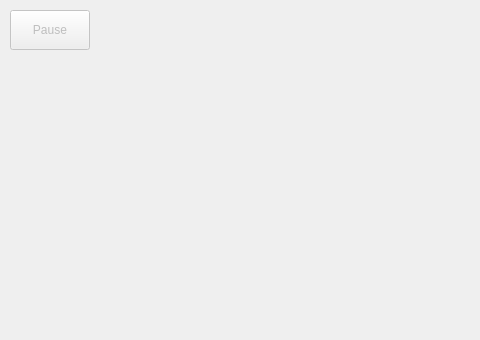
Above: QtApplication/mainWindow.ui from RTEP-zero-to-one/FacialDecoration before the change; both pictures show x 0 to 480 and y 167 to 507 of the 1100 by 800 pixel window. Below: the same form after it.
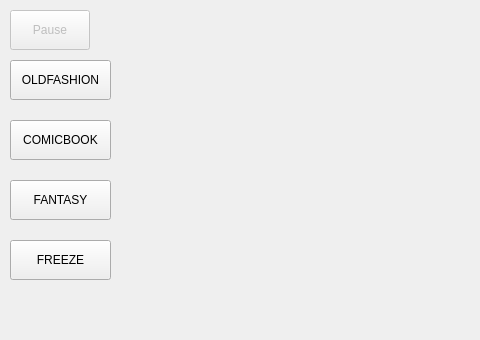
That is the form after the change.

Commit message: paint filter button UI

What changed in the file:
```diff
--- a/QtApplication/mainWindow.ui
+++ b/QtApplication/mainWindow.ui
@@ -49,10 +49,10 @@
    <widget class="QLabel" name="cameraShow">
     <property name="geometry">
      <rect>
-      <x>100</x>
+      <x>120</x>
       <y>90</y>
-      <width>800</width>
-      <height>600</height>
+      <width>781</width>
+      <height>581</height>
      </rect>
     </property>
     <property name="frameShape">
@@ -221,6 +221,70 @@
      <string>label2</string>
     </property>
    </widget>
+   <widget class="QPushButton" name="filter_OLDFASHION">
+    <property name="enabled">
+     <bool>true</bool>
+    </property>
+    <property name="geometry">
+     <rect>
+      <x>10</x>
+      <y>210</y>
+      <width>101</width>
+      <height>40</height>
+     </rect>
+    </property>
+    <property name="text">
+     <string>OLDFASHION</string>
+    </property>
+   </widget>
+   <widget class="QPushButton" name="filter_COMICBOOK">
+    <property name="enabled">
+     <bool>true</bool>
+    </property>
+    <property name="geometry">
+     <rect>
+      <x>10</x>
+      <y>270</y>
+      <width>101</width>
+      <height>40</height>
+     </rect>
+    </property>
+    <property name="text">
+     <string>COMICBOOK</string>
+    </property>
+   </widget>
+   <widget class="QPushButton" name="filter_FANTASY">
+    <property name="enabled">
+     <bool>true</bool>
+    </property>
+    <property name="geometry">
+     <rect>
+      <x>10</x>
+      <y>330</y>
+      <width>101</width>
+      <height>40</height>
+     </rect>
+    </property>
+    <property name="text">
+     <string>FANTASY</string>
+    </property>
+   </widget>
+   <widget class="QPushButton" name="filter_FREEZE">
+    <property name="enabled">
+     <bool>true</bool>
+    </property>
+    <property name="geometry">
+     <rect>
+      <x>10</x>
+      <y>390</y>
+      <width>101</width>
+      <height>40</height>
+     </rect>
+    </property>
+    <property name="text">
+     <string>FREEZE</string>
+    </property>
+   </widget>
   </widget>
   <widget class="QMenuBar" name="menuBar">
    <property name="enabled">
```
